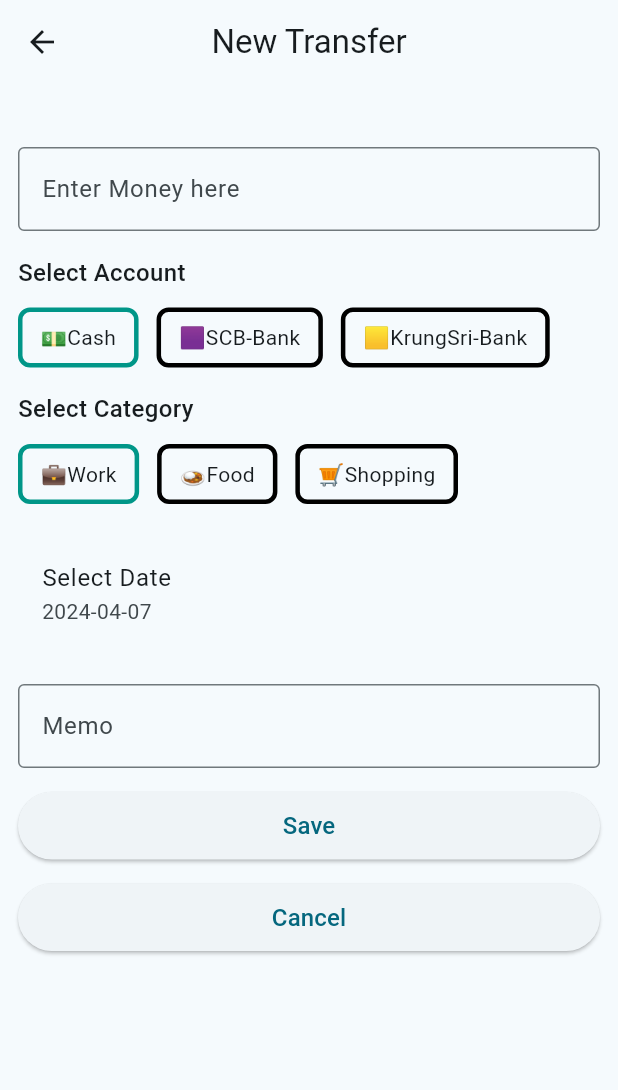
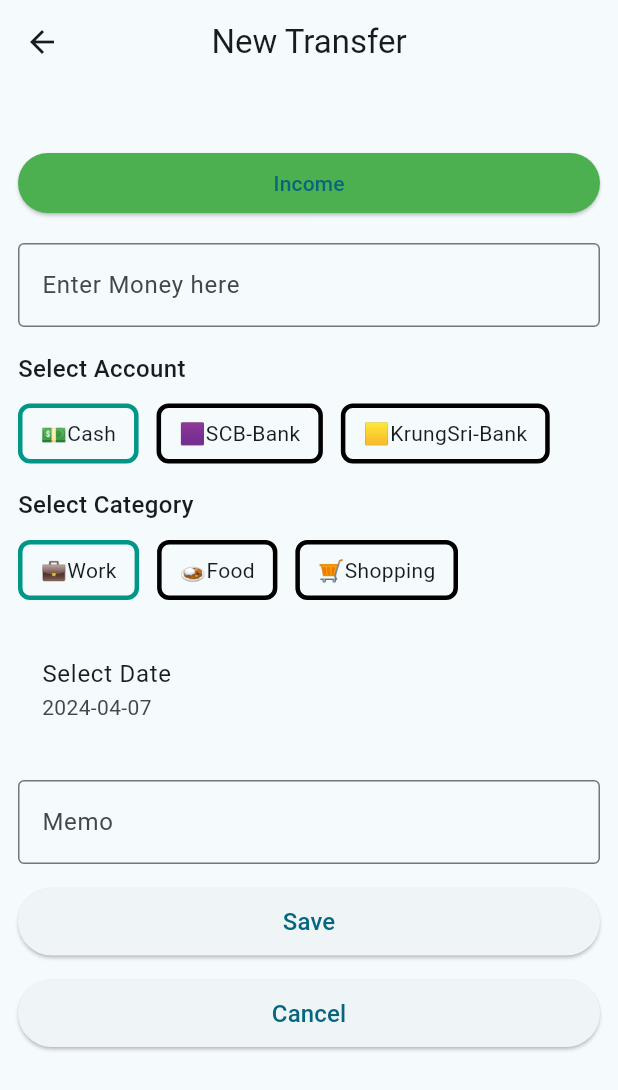
Before and after one commit to Thinnakorn050/mywallet, a Flutter app: the TranFormPage screen opened directly, on a phone screen of 412 x 824 dp. Shown: the top 1090 px of the screen. Run offline on Flutter 3.47's test engine with Material 3 defaults, Android fonts, the phone set to English and light mode, and no system bars; our stand-ins replace csv, font_awesome_flutter, permission_handler, sqflite; accounts and stored records are empty.

Commit message:
add income expense, change csv save to download folder

```diff
--- a/lib/form_page/tran_form_page.dart
+++ b/lib/form_page/tran_form_page.dart
@@ -29,16 +29,20 @@ class _TranFormPageState extends State<TranFormPage> {
   DateTime _selectedDate = DateTime.now(); // Initialize with current date
   bool initAcc = false;
   bool initCat = false;
+  bool _isExpense = false; // Track whether it's an expense or income
 
   @override
   void initState() {
     super.initState();
 
-    //update
+    // Update
     if (widget.tran != null) {
       _nameController.text = widget.tran!.memo;
-      _moneyController.text = widget.tran!.money.toString();
+      _moneyController.text =
+          widget.tran!.money.abs().toString(); // Ensure positive value
       _selectedDate = widget.tran!.date;
+      // Check if it's an expense or income
+      _isExpense = widget.tran!.money < 0;
     }
   }
 
@@ -71,7 +75,7 @@ class _TranFormPageState extends State<TranFormPage> {
   }
 
   Future<void> _onSave() async {
-    //check for money input
+    // Check for money input
     if (_moneyController.text.isEmpty) {
       setState(() {
         _moneyErrorText = 'Cannot be empty';
@@ -79,7 +83,7 @@ class _TranFormPageState extends State<TranFormPage> {
       return;
     }
 
-    //check for number only money input
+    // Check for number only money input
     final RegExp numberRegex = RegExp(r'^-?[0-9]+$');
     if (!numberRegex.hasMatch(_moneyController.text)) {
       setState(() {
@@ -91,7 +95,8 @@ class _TranFormPageState extends State<TranFormPage> {
     // Reset error text
     //setState(() {_moneyErrorText = null; });
 
-    final money = int.parse(_moneyController.text.trim());
+    final money =
+        int.parse(_moneyController.text.trim()) * (_isExpense ? -1 : 1);
     final date = _selectedDate;
     final memo =
         _nameController.text.trim(); // Use the value from the TextField
@@ -144,6 +149,29 @@ class _TranFormPageState extends State<TranFormPage> {
             crossAxisAlignment: CrossAxisAlignment.stretch,
             children: [
               SizedBox(height: 30.0),
+              // Button to toggle between expense and income
+              ElevatedButton(
+                onPressed: () {
+                  setState(() {
+                    _isExpense = !_isExpense;
+                  });
+                },
+                style: ButtonStyle(
+                  backgroundColor:
+                      MaterialStateProperty.resolveWith<Color>((states) {
+                    if (_isExpense) {
+                      // Return red color if _isExpense is true
+                      return Colors.red;
+                    } else {
+                      // Return green color if _isExpense is false
+                      return Colors.green;
+                    }
+                  }),
+                ),
+                child: Text(_isExpense ? 'Expense' : 'Income'),
+              ),
+
+              const SizedBox(height: 16.0),
               TextField(
                 controller: _moneyController,
                 decoration: InputDecoration(
--- a/lib/pages/HomePage.dart
+++ b/lib/pages/HomePage.dart
@@ -36,7 +36,7 @@ class _HomePageState extends State<HomePage> {
   Future<void> _exportToCSV() async {
     await _databaseService.exportDataToCSV();
     ScaffoldMessenger.of(context).showSnackBar(SnackBar(
-      content: Text('Data exported to CSV file.'),
+      content: Text('Exported to : /Download/transfers.csv'),
     ));
   }
 
--- a/pubspec.yaml
+++ b/pubspec.yaml
@@ -33,6 +33,7 @@ dependencies:
   font_awesome_flutter: ^9.2.0
   path: ^1.8.0
   sqflite: ^2.3.2
+  permission_handler: ^11.3.1
 
 
   # The following adds the Cupertino Icons font to your application.
```
Also changed, not shown: lib/services/database_service.dart (+4 -3 lines), pubspec.lock, 3 other files.
